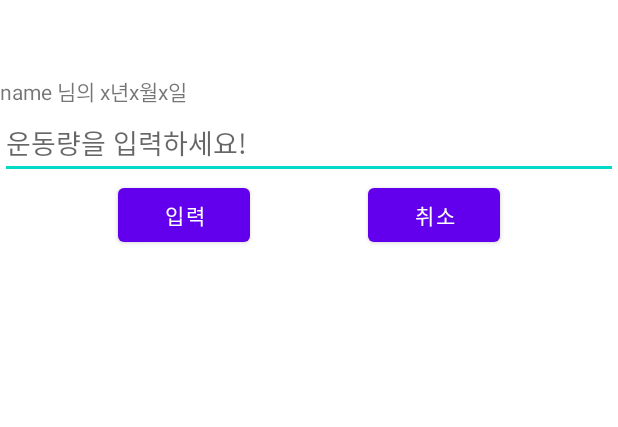
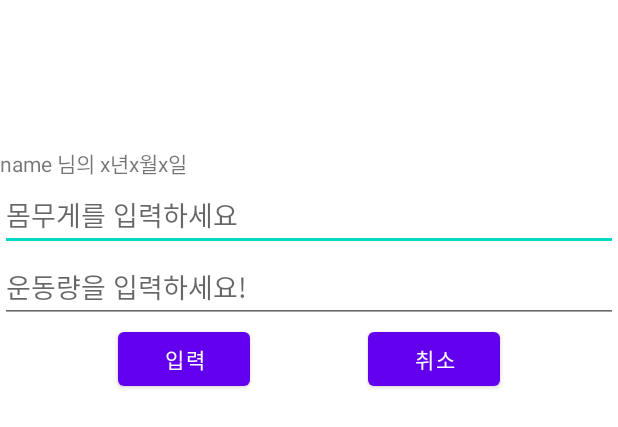
Before and after one commit to eddymango/exercisefam, an Android app: the layout dialog_exer_register.xml on its own in the app's theme, with its tools: preview values and no code run, on a phone screen of 412 x 824 dp. Shown: the top 427 px of the screen. Run offline under Robolectric (Android 15) with nearby library versions, the phone set to English and light mode, and no system bars.

Commit message:
파이어베이스 날짜별 몸무게 저장 및 불러오기

```diff
--- a/app/src/main/java/kr/eddymango/exercisefam/MainActivity.kt
+++ b/app/src/main/java/kr/eddymango/exercisefam/MainActivity.kt
@@ -17,6 +17,8 @@ class MainActivity : AppCompatActivity() {
 
     override fun onCreate(savedInstanceState: Bundle?) {
         super.onCreate(savedInstanceState)
+
+
         binding = ActivityMainBinding.inflate(layoutInflater)
         setContentView(binding.root)
 
--- a/app/src/main/res/layout/dialog_exer_register.xml
+++ b/app/src/main/res/layout/dialog_exer_register.xml
@@ -16,6 +16,15 @@
         app:layout_constraintTop_toTopOf="parent"
         app:layout_constraintBottom_toTopOf="@id/dialog_et_count"
         android:text="name 님의 x년x월x일 "/>
+    <EditText
+        android:layout_width="match_parent"
+        android:layout_height="wrap_content"
+        android:id="@+id/dialog_et_weight"
+        android:hint="몸무게를 입력하세요"
+        app:layout_constraintTop_toBottomOf="@id/dialog_tv_name"
+        app:layout_constraintStart_toStartOf="parent"
+        app:layout_constraintEnd_toEndOf="parent"/>
+
 
     <EditText
         android:id="@+id/dialog_et_count"
@@ -24,7 +33,7 @@
         android:hint="운동량을 입력하세요!"
         app:layout_constraintEnd_toEndOf="parent"
         app:layout_constraintStart_toStartOf="parent"
-        app:layout_constraintTop_toBottomOf="@id/dialog_tv_name" />
+        app:layout_constraintTop_toBottomOf="@id/dialog_et_weight" />
     <Button
         android:layout_width="wrap_content"
         android:layout_height="wrap_content"
```
Also changed, not shown: app/src/main/java/kr/eddymango/exercisefam/fragments/HomeFragment.kt (+9 -1 lines), app/src/main/java/kr/eddymango/exercisefam/fragments/InfoFragment.kt (+57 -5 lines), app/src/main/res/layout/fragment_info.xml (+19 -10 lines).
